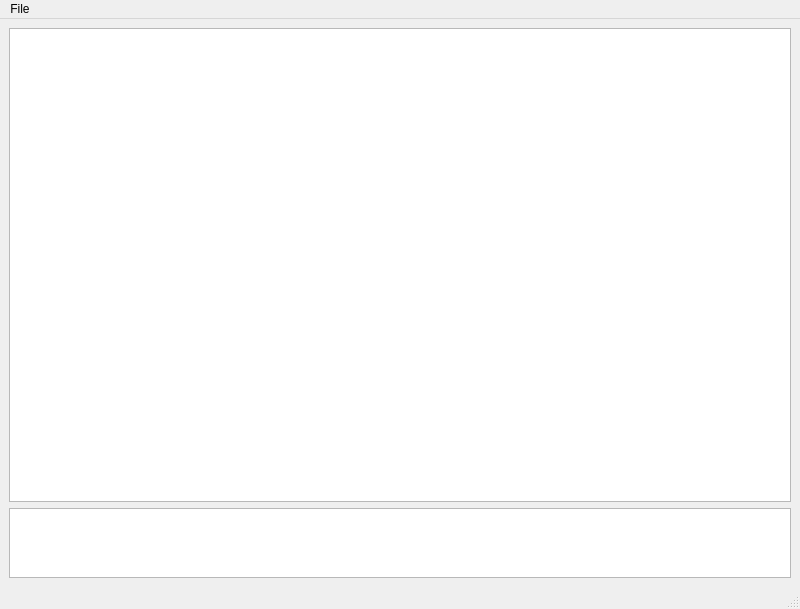
First picture: the form in client/MainWindow.ui, repository Xevion/tcp-chat, before the edit.
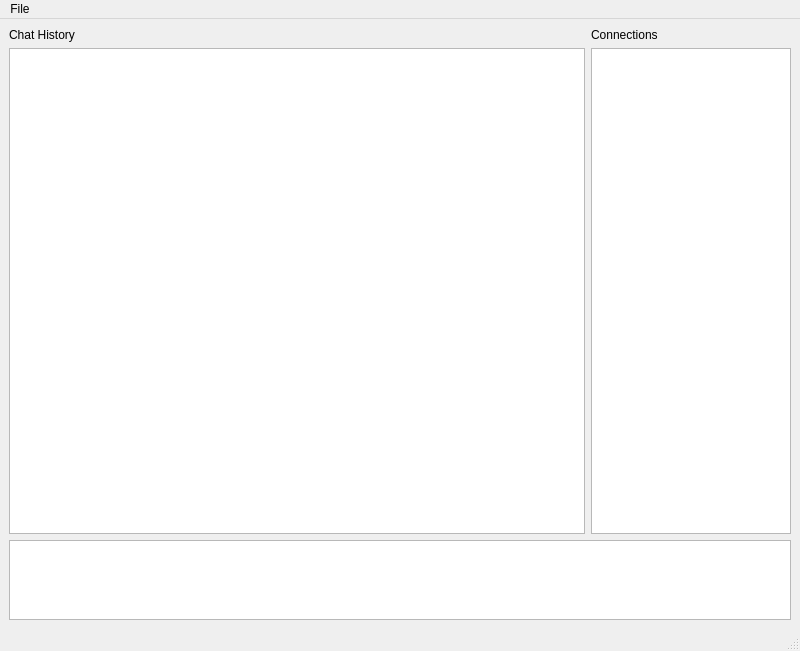
Second picture: the form after the edit.

Commit message: switch to type/request based JSON messages, improve GUI, add proper nickname dialog

The edit to the form file:
```diff
--- a/client/MainWindow.ui
+++ b/client/MainWindow.ui
@@ -7,7 +7,7 @@
     <x>0</x>
     <y>0</y>
     <width>800</width>
-    <height>609</height>
+    <height>651</height>
    </rect>
   </property>
   <property name="windowTitle">
@@ -21,12 +21,17 @@
     </sizepolicy>
    </property>
    <layout class="QGridLayout" name="gridLayout">
-    <item row="0" column="0">
-     <layout class="QHBoxLayout" name="horizontalLayout_2" stretch="0">
-      <item>
-       <widget class="QTextBrowser" name="textBrowser">
+    <item row="0" column="2">
+     <widget class="QLabel" name="label">
+      <property name="text">
+       <string>Connections</string>
+      </property>
+     </widget>
+    </item>
+    <item row="2" column="1" colspan="2">
+     <widget class="QTextEdit" name="messageBox">
         <property name="sizePolicy">
-         <sizepolicy hsizetype="Expanding" vsizetype="Expanding">
+       <sizepolicy hsizetype="Expanding" vsizetype="Maximum">
           <horstretch>0</horstretch>
           <verstretch>0</verstretch>
          </sizepolicy>
@@ -34,35 +39,43 @@
         <property name="maximumSize">
          <size>
           <width>16777215</width>
+        <height>80</height>
+       </size>
+      </property>
+     </widget>
+    </item>
+    <item row="1" column="1">
+     <widget class="QTextBrowser" name="messageHistory">
+      <property name="sizePolicy">
+       <sizepolicy hsizetype="Expanding" vsizetype="Expanding">
+        <horstretch>0</horstretch>
+        <verstretch>5</verstretch>
+       </sizepolicy>
+      </property>
+     </widget>
+    </item>
+    <item row="1" column="2">
+     <widget class="QListWidget" name="connectionsList">
+      <property name="sizePolicy">
+       <sizepolicy hsizetype="Maximum" vsizetype="Expanding">
+        <horstretch>0</horstretch>
+        <verstretch>0</verstretch>
+       </sizepolicy>
+      </property>
+      <property name="maximumSize">
+       <size>
+        <width>200</width>
           <height>16777215</height>
          </size>
         </property>
        </widget>
       </item>
-     </layout>
-    </item>
-    <item row="1" column="0">
-     <layout class="QHBoxLayout" name="horizontalLayout">
-      <property name="sizeConstraint">
-       <enum>QLayout::SetDefaultConstraint</enum>
-      </property>
-      <item>
-       <widget class="QTextEdit" name="textEdit">
-        <property name="sizePolicy">
-         <sizepolicy hsizetype="Expanding" vsizetype="Fixed">
-          <horstretch>0</horstretch>
-          <verstretch>0</verstretch>
-         </sizepolicy>
-        </property>
-        <property name="maximumSize">
-         <size>
-          <width>16777215</width>
-          <height>70</height>
-         </size>
-        </property>
-       </widget>
-      </item>
-     </layout>
+    <item row="0" column="1">
+     <widget class="QLabel" name="label_2">
+      <property name="text">
+       <string>Chat History</string>
+      </property>
+     </widget>
     </item>
    </layout>
   </widget>
```
Lines whose indentation alone changed are shown as unchanged. The commit also changes 6 other files.
